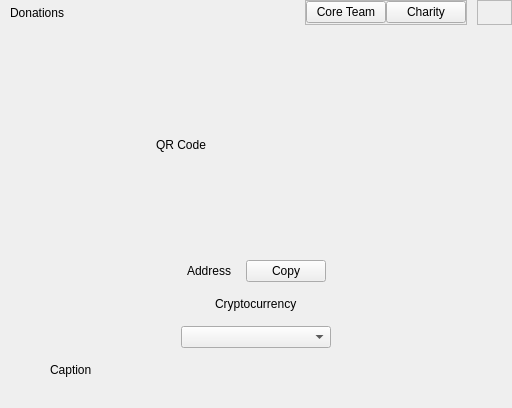
Qt form desktop/ui/donations.ui (talonlab/hdwallet-desktop) before a commit.
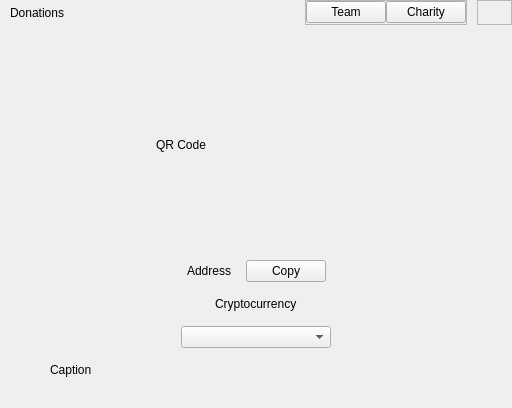
The same form after that commit.

What changed in the file:
```diff
--- a/desktop/ui/donations.ui
+++ b/desktop/ui/donations.ui
@@ -94,7 +94,7 @@
          <item>
           <widget class="QPushButton" name="donationsCoreTeamQPushButton">
            <property name="text">
-            <string>Core Team</string>
+            <string>Team</string>
            </property>
           </widget>
          </item>
```
